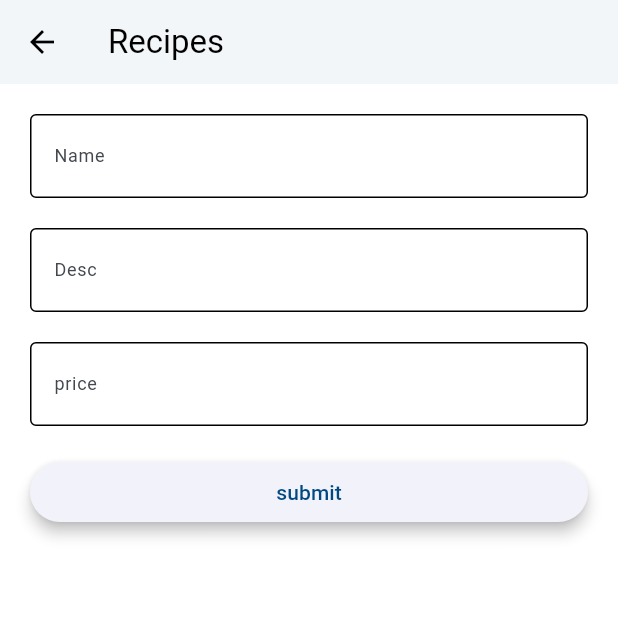
After one commit to priyaranjan12345/foodibizz, a Flutter app: the AddUpdateRecipeScreen screen opened directly, on a phone screen of 412 x 824 dp, the top half of it. The commit adds this screen. Run offline on Flutter 3.47's test engine with Material 2 defaults, Android fonts, the light colour scheme and no system bars; our stand-ins replace auto_route, cached_network_image, dio, flex_color_scheme, flutter_riverpod, fluttertoast and 4 more; missing offline and left inert: dio_smart_retry, talker_dio_logger; accounts and stored records are empty; generated files the repository leaves out were written again.

Commit message:
adding  adupdaterecipes screnn

```diff
--- /dev/null
+++ b/lib/global/widgets/elevated_button_widget.dart
@@ -0,0 +1,16 @@
+import 'package:flutter/material.dart';
+
+class ElevatedButtonWidget extends StatelessWidget {
+  final String buttonName;
+  final VoidCallback onPressed;
+  const ElevatedButtonWidget(
+      {super.key, required this.buttonName, required this.onPressed});
+
+  @override
+  Widget build(BuildContext context) {
+    return ElevatedButton(
+        style: ElevatedButton.styleFrom(elevation: 4.0),
+        onPressed: onPressed,
+        child: Text(buttonName));
+  }
+}
--- /dev/null
+++ b/lib/global/widgets/text_field_widget.dart
@@ -0,0 +1,43 @@
+import 'package:flutter/material.dart';
+
+class TextFieldWidget extends StatelessWidget {
+  final String? label;
+  final String? hint;
+  final TextEditingController? controller;
+  final TextInputType? keyboardKey;
+  final FocusNode? focusNode;
+  final Function(String? value)? onChanged;
+  final Function(String? value)? onFieldSubmitted;
+  const TextFieldWidget(
+      {Key? key,
+      this.label,
+      this.hint,
+      this.controller,
+      this.keyboardKey,
+      this.focusNode,
+      this.onChanged,
+      this.onFieldSubmitted})
+      : super(key: key);
+
+  @override
+  Widget build(BuildContext context) {
+    return TextFormField(
+      controller: controller,
+      keyboardType: keyboardKey,
+      focusNode: focusNode,
+      onChanged: onChanged,
+      onFieldSubmitted: onFieldSubmitted,
+      decoration: InputDecoration(
+        hintText: hint,
+        hintStyle: const TextStyle(fontSize: 10),
+        labelText: label,
+        labelStyle: const TextStyle(fontSize: 12),
+        fillColor: Colors.transparent,
+        disabledBorder: const OutlineInputBorder(),
+        errorBorder: const OutlineInputBorder(),
+        focusedBorder: const OutlineInputBorder(),
+        enabledBorder: const OutlineInputBorder(),
+      ),
+    );
+  }
+}
--- /dev/null
+++ b/lib/src/features/dashboard/screen/add_update_recipe_screen.dart
@@ -0,0 +1,67 @@
+import 'package:auto_route/auto_route.dart';
+import 'package:flutter/material.dart';
+import 'package:foodibizz/global/extensions/focus_node_ext.dart';
+import 'package:foodibizz/global/widgets/elevated_button_widget.dart';
+import 'package:foodibizz/global/widgets/text_field_widget.dart';
+
+@RoutePage(deferredLoading: true, name: "AddUpdateRoute")
+class AddUpdateRecipeScreen extends StatelessWidget {
+  AddUpdateRecipeScreen({super.key});
+
+  TextEditingController nameController = TextEditingController();
+  TextEditingController descController = TextEditingController();
+  TextEditingController priceController = TextEditingController();
+
+  FocusNode nameFocusNode = FocusNode();
+  FocusNode descFocusNode = FocusNode();
+  FocusNode priceFocusNode = FocusNode();
+  @override
+  Widget build(BuildContext context) {
+    return Scaffold(
+        appBar: AppBar(
+          title: const Text("Recipes"),
+        ),
+        body: Form(
+            child: ListView(
+          padding: const EdgeInsets.all(20),
+          children: [
+
+            TextFieldWidget(
+              controller: nameController,
+              focusNode: nameFocusNode,
+              label: "Name",
+              hint: "enter recipe name ",
+              onFieldSubmitted: (value) {
+                context.changeFocus(nameFocusNode, descFocusNode);
+              },
+            ),
+            const SizedBox(
+              height: 20,
+            ),
+            TextFieldWidget(
+              controller: descController,
+              focusNode: descFocusNode,
+              label: "Desc",
+              hint: "enter recipe description",
+              onFieldSubmitted: (value) {
+                context.changeFocus(descFocusNode, priceFocusNode);
+              },
+            ),
+            const SizedBox(
+              height: 20,
+            ),
+            TextFieldWidget(
+              controller: priceController,
+              focusNode: priceFocusNode,
+              label: "price",
+              hint: " enter recipe price",
+              keyboardKey: TextInputType.number,
+            ),
+            const SizedBox(
+              height: 20,
+            ),
+            ElevatedButtonWidget(buttonName: "submit", onPressed: () {})
+          ],
+        )));
+  }
+}
--- a/lib/src/features/setting/setting_screen.dart
+++ b/lib/src/features/setting/setting_screen.dart
@@ -15,7 +15,7 @@ class SettingScreen extends ConsumerWidget {
     final l10n = context.l10n;
     return Scaffold(
       appBar: AppBar(
-        title: const Text("Settings"),
+        title: Text(l10n.setting),
         centerTitle: true,
       ),
       body: Padding(
```
Also changed, not shown: lib/global/extensions/focus_node_ext.dart (added, +8 -0 lines), lib/src/core/routes/app_routes.dart (+11 -4 lines), lib/src/features/dashboard/screen/dashboard_screen.dart (renamed from lib/src/features/dashboard/dashboard_screen.dart, +7 -7 lines), lib/src/features/dashboard/screen/dashboard_tab.dart (added, +12 -0 lines), lib/src/core/routes/app_routes.gr.dart.
